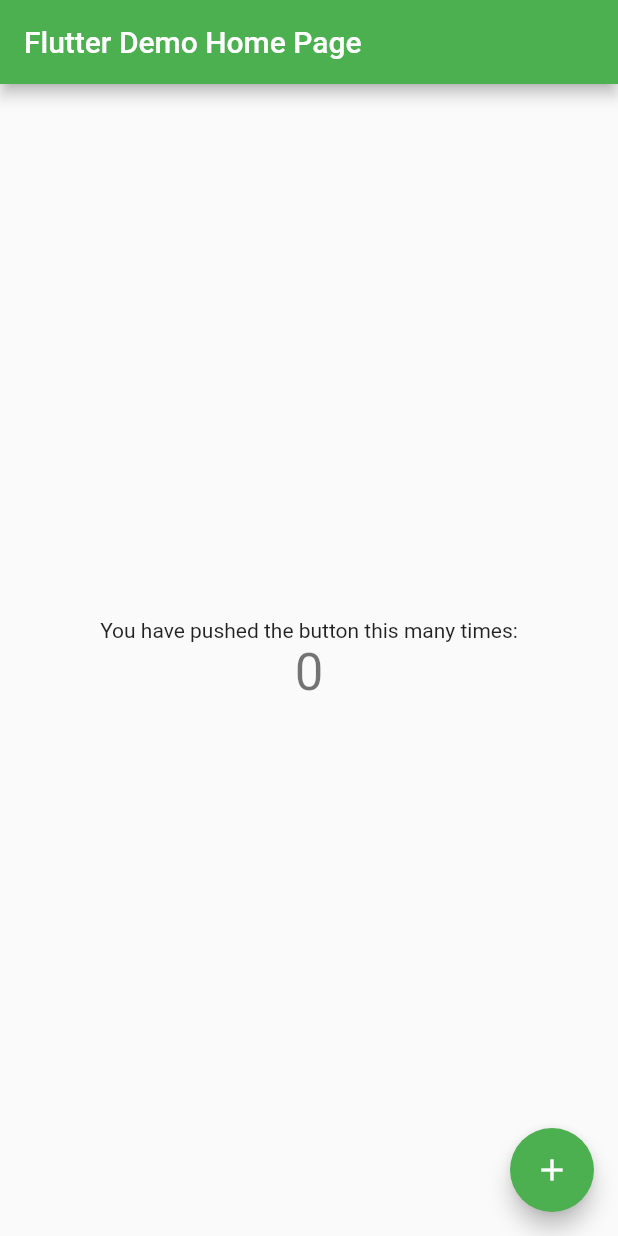
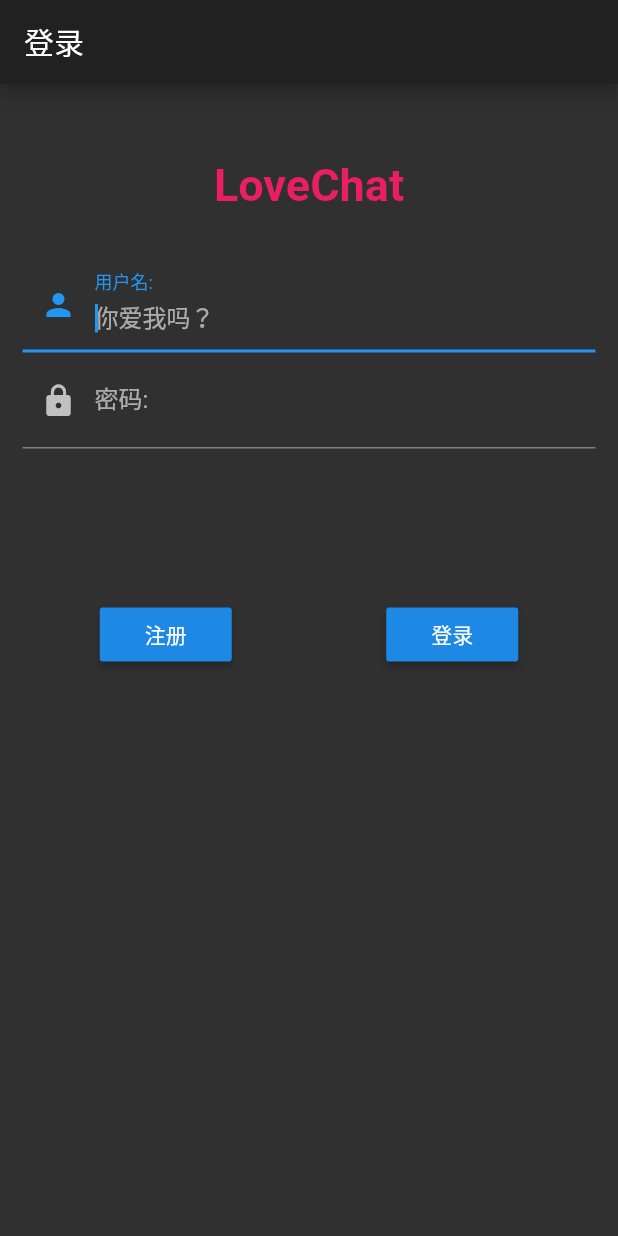
Before and after one commit to lilong7676/love_chat_app, a Flutter app: the screen it shows after launch, on a phone screen of 412 x 824 dp. Run offline on Flutter 3.47's test engine with Material 2 defaults, Android fonts, the phone set to English and light mode, and no system bars.

Commit message:
todo login_page

```diff
--- /dev/null
+++ b/lib/login.dart
@@ -0,0 +1,116 @@
+import 'package:flutter/material.dart';
+
+class Login extends StatefulWidget {
+  Login({Key key}) : super(key: key);
+
+  _LoginState createState() => _LoginState();
+}
+
+class _LoginState extends State<Login> {
+  final _formKey = GlobalKey<FormState>();
+  final TextEditingController _nameController = TextEditingController();
+  final TextEditingController _passwordController = TextEditingController();
+  // 用户名输入框
+  TextFormField _userNameField;
+  //密码输入框
+  TextFormField _passwordField;
+
+  final FocusNode _nameFocusNode = FocusNode();
+  final FocusNode _passwordFocusNode = FocusNode();
+
+  @override
+  void initState() {
+    _userNameField = TextFormField(
+      controller: _nameController,
+      autofocus: true,
+      focusNode: _nameFocusNode,
+      decoration: InputDecoration(
+        labelText: '用户名:',
+        hintText: '你爱我吗？',
+        prefixIcon: Icon(Icons.person),
+      ),
+      validator: (value) {
+        if (value.isEmpty) {
+          return '你不爱我啊';
+        }
+        return null;
+      },
+    );
+
+    _passwordField = TextFormField(
+      controller: _passwordController,
+      obscureText: true,
+      focusNode: _passwordFocusNode,
+      decoration: InputDecoration(
+        labelText: '密码:',
+        hintText: '你猜密码是啥',
+        prefixIcon: Icon(Icons.lock),
+      ),
+      validator: (value) {
+        if (value.isEmpty) {
+          return '密码都懒得输吗？';
+        }
+        return null;
+      },
+    );
+
+    super.initState();
+  }
+
+  @override
+  Widget build(BuildContext context) {
+    return Container(
+      child: Form(
+        key: _formKey,
+        child: ListView(
+          children: <Widget>[
+            Container(
+              padding: EdgeInsets.symmetric(vertical: 30),
+              child: Text(
+                'LoveChat',
+                style: TextStyle(
+                  fontWeight: FontWeight.bold,
+                  fontSize: 30,
+                  color: Colors.pink,
+                ),
+                textAlign: TextAlign.center,
+              ),
+            ),
+            _userNameField,
+            _passwordField,
+            Padding(
+                padding: EdgeInsets.only(top: 100),
+                child: Row(
+                  mainAxisAlignment: MainAxisAlignment.spaceAround,
+                  children: <Widget>[
+                    RaisedButton(
+                      onPressed: () {
+                        _formKey.currentState.validate();
+                        loginAction();
+                      },
+                      child: Text('注册'),
+                    ),
+                    RaisedButton(
+                      onPressed: () {
+                        _formKey.currentState.validate();
+                        loginAction();
+                      },
+                      child: Text('登录'),
+                    ),
+                  ],
+                ))
+          ],
+        ),
+      ),
+      margin: EdgeInsets.fromLTRB(15, 20, 15, 20),
+    );
+  }
+
+  void loginAction() {
+    if (_nameController.text.isNotEmpty && _passwordController.text.isNotEmpty) {
+      _nameFocusNode.unfocus();
+      _passwordFocusNode.unfocus();
+
+    }
+  }
+}
--- a/lib/main.dart
+++ b/lib/main.dart
@@ -1,111 +1,27 @@
+// Flutter code sample for widgets.Form.1
+
+// This example shows a [Form] with one [TextFormField] and a [RaisedButton]. A
+// [GlobalKey] is used here to identify the [Form] and validate input.
+
 import 'package:flutter/material.dart';
-
+import 'login.dart';
 void main() => runApp(MyApp());
 
+/// This Widget is the main application widget.
 class MyApp extends StatelessWidget {
-  // This widget is the root of your application.
+  static const String _title = 'Flutter Code Sample';
+
   @override
   Widget build(BuildContext context) {
     return MaterialApp(
-      title: 'Flutter Demo',
-      theme: ThemeData(
-        // This is the theme of your application.
-        //
-        // Try running your application with "flutter run". You'll see the
-        // application has a blue toolbar. Then, without quitting the app, try
-        // changing the primarySwatch below to Colors.green and then invoke
-        // "hot reload" (press "r" in the console where you ran "flutter run",
-        // or simply save your changes to "hot reload" in a Flutter IDE).
-        // Notice that the counter didn't reset back to zero; the application
-        // is not restarted.
-        primarySwatch: Colors.green,
+      title: _title,
+      theme: ThemeData.dark(),
+      home: Scaffold(
+        appBar: AppBar(
+          title: Text('登录'),
+        ),
+        body: Login(),
       ),
-      home: MyHomePage(title: 'Flutter Demo Home Page'),
     );
   }
 }
-
-class MyHomePage extends StatefulWidget {
-  MyHomePage({Key key, this.title}) : super(key: key);
-
-  // This widget is the home page of your application. It is stateful, meaning
-  // that it has a State object (defined below) that contains fields that affect
-  // how it looks.
-
-  // This class is the configuration for the state. It holds the values (in this
-  // case the title) provided by the parent (in this case the App widget) and
-  // used by the build method of the State. Fields in a Widget subclass are
-  // always marked "final".
-
-  final String title;
-
-  @override
-  _MyHomePageState createState() => _MyHomePageState();
-}
-
-class _MyHomePageState extends State<MyHomePage> {
-  int _counter = 0;
-
-  void _incrementCounter() {
-    setState(() {
-      // This call to setState tells the Flutter framework that something has
-      // changed in this State, which causes it to rerun the build method below
-      // so that the display can reflect the updated values. If we changed
-      // _counter without calling setState(), then the build method would not be
-      // called again, and so nothing would appear to happen.
-      _counter++;
-    });
-  }
-
-  @override
-  Widget build(BuildContext context) {
-    // This method is rerun every time setState is called, for instance as done
-    // by the _incrementCounter method above.
-    //
-    // The Flutter framework has been optimized to make rerunning build methods
-    // fast, so that you can just rebuild anything that needs updating rather
-    // than having to individually change instances of widgets.
-    return Scaffold(
-      appBar: AppBar(
-        // Here we take the value from the MyHomePage object that was created by
-        // the App.build method, and use it to set our appbar title.
-        title: Text(widget.title),
-      ),
-      body: Center(
-        // Center is a layout widget. It takes a single child and positions it
-        // in the middle of the parent.
-        child: Column(
-          // Column is also layout widget. It takes a list of children and
-          // arranges them vertically. By default, it sizes itself to fit its
-          // children horizontally, and tries to be as tall as its parent.
-          //
-          // Invoke "debug painting" (press "p" in the console, choose the
-          // "Toggle Debug Paint" action from the Flutter Inspector in Android
-          // Studio, or the "Toggle Debug Paint" command in Visual Studio Code)
-          // to see the wireframe for each widget.
-          //
-          // Column has various properties to control how it sizes itself and
-          // how it positions its children. Here we use mainAxisAlignment to
-          // center the children vertically; the main axis here is the vertical
-          // axis because Columns are vertical (the cross axis would be
-          // horizontal).
-          mainAxisAlignment: MainAxisAlignment.center,
-          children: <Widget>[
-            Text(
-              'You have pushed the button this many times:',
-            ),
-            Text(
-              '$_counter',
-              style: Theme.of(context).textTheme.display1,
-            ),
-          ],
-        ),
-      ),
-      floatingActionButton: FloatingActionButton(
-        onPressed: _incrementCounter,
-        tooltip: 'Increment',
-        child: Icon(Icons.add),
-      ), // This trailing comma makes auto-formatting nicer for build methods.
-    );
-  }
-}
--- a/pubspec.yaml
+++ b/pubspec.yaml
@@ -23,6 +23,8 @@ dependencies:
   # The following adds the Cupertino Icons font to your application.
   # Use with the CupertinoIcons class for iOS style icons.
   cupertino_icons: ^0.1.2
+  fluro: "^1.5.0"
+
 
 dev_dependencies:
   flutter_test:
```
Also changed, not shown: flutter_01.png (added), 3 other files.
